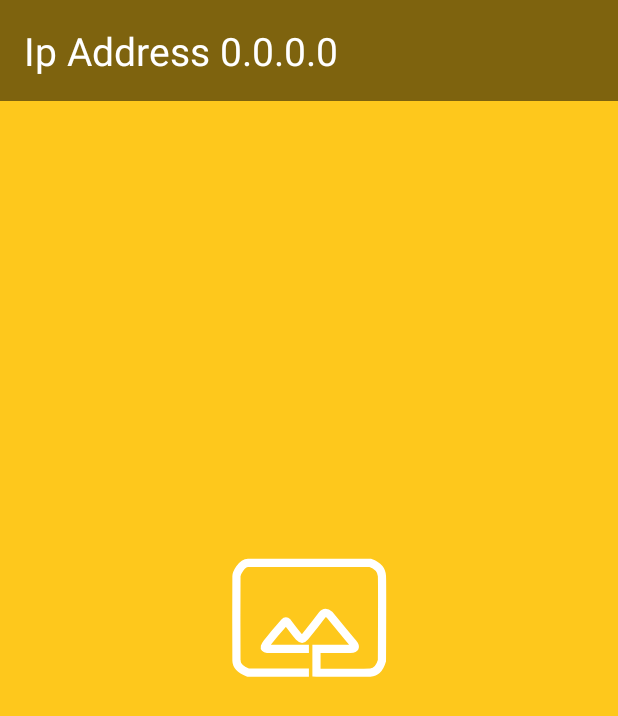
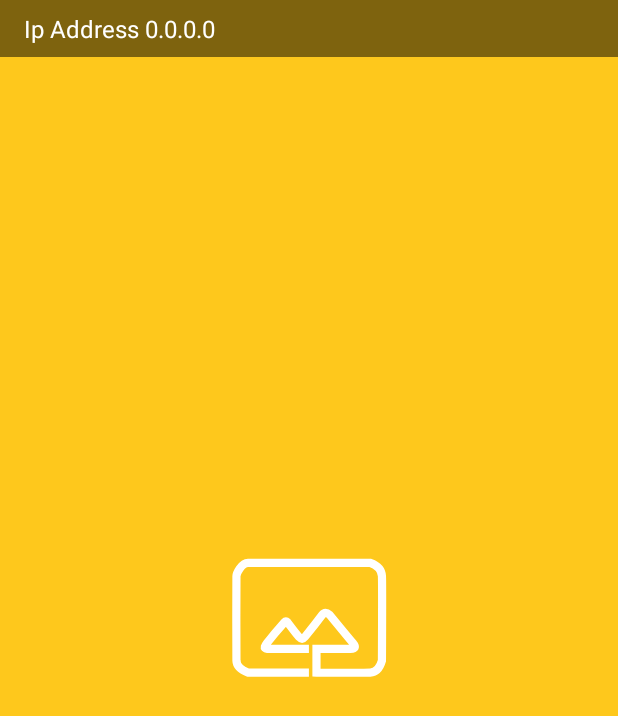
Before and after one commit to tvbarthel/scene, an Android app: the screen it shows after launch (MainActivity), on a phone screen of 412 x 824 dp. Shown: the top 716 px of the screen. Run offline under Robolectric (Android 15) with nearby library versions, the phone set to English and light mode, and no system bars; our stand-ins replace Picasso; libraries missing offline, so code that uses them is left out: fi.iki.elonen; 1 statement that could not run was skipped.

Commit message:
[Things] Reduce the ip address text view

```diff
--- a/things/src/main/res/layout/activity_main.xml
+++ b/things/src/main/res/layout/activity_main.xml
@@ -30,9 +30,10 @@
         android:layout_height="wrap_content"
         android:background="#80000000"
         android:gravity="center_vertical"
-        android:padding="16dp"
+        android:paddingHorizontal="16dp"
+        android:paddingVertical="8dp"
         android:textColor="#FFFFFF"
-        android:textSize="26sp"
+        android:textSize="16sp"
         tools:text="IP Address: 192.168.1.81" />
 
 
```
